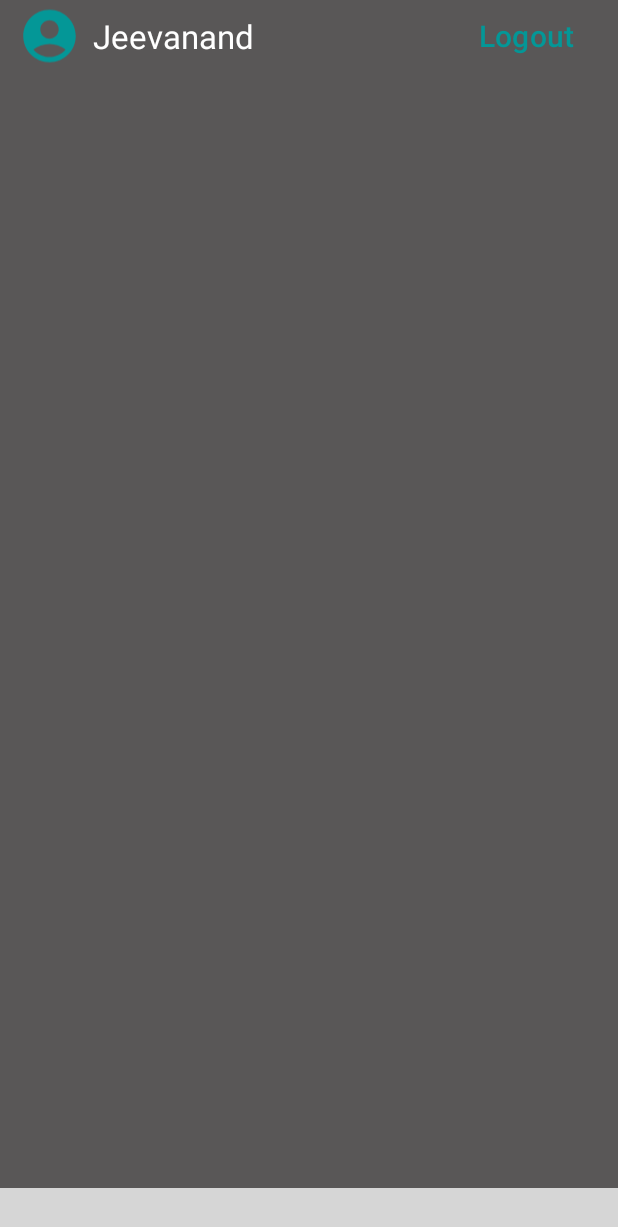
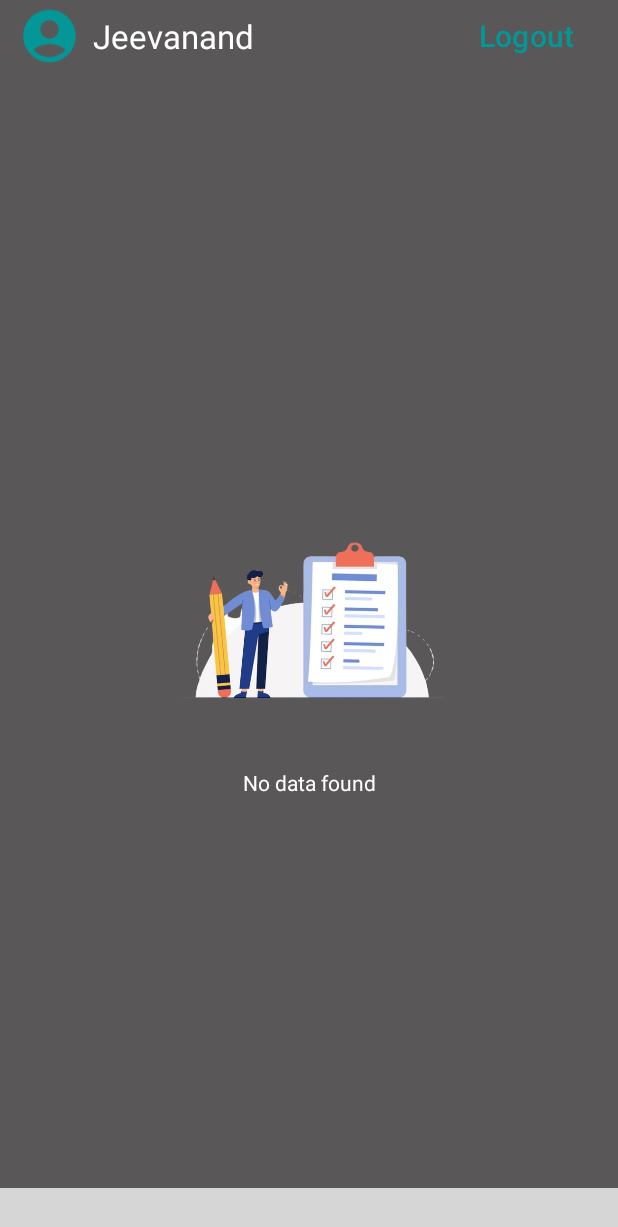
Before and after one commit to Gayathiri-Kumar/FleetApp, an Android app: the DashboardActivity screen opened directly, with no data from a screen before it, on a phone screen of 412 x 824 dp. Shown: the top 1227 px of the screen. Run offline under Robolectric (Android 15) with nearby library versions, the phone set to English and light mode, and no system bars; libraries missing offline, so code that uses them is left out: com.etebarian.meowbottomnavigation; plain views replace MeowBottomNavigation; 6 statements that could not run were skipped; grey boxes are pictures that could not be loaded.

Commit message:
changes 29/11/2023 by Gayathiri

```diff
--- a/app/src/main/java/com/example/rurutektrack/ChangePassword.kt
+++ b/app/src/main/java/com/example/rurutektrack/ChangePassword.kt
@@ -136,7 +136,7 @@ class ChangePassword : AppCompatActivity() {
 
         // Create a request body with the old and new passwords
         val requestBody = FormBody.Builder()
-            .add("emp_id", username)
+            .add("name", username)
             .add("new_password", newPassword)
             .add("old_password",oldpswd)
             .build()
--- a/app/src/main/java/com/example/rurutektrack/DashboardActivity.kt
+++ b/app/src/main/java/com/example/rurutektrack/DashboardActivity.kt
@@ -2,7 +2,9 @@ package com.example.rurutektrack
 
 import android.content.Intent
 import android.os.Bundle
+import android.view.View
 import android.widget.Button
+import android.widget.ImageView
 import android.widget.TextView
 import android.widget.Toast
 import androidx.appcompat.app.AppCompatActivity
@@ -28,6 +30,8 @@ class DashboardActivity : AppCompatActivity() {
     lateinit var adapter: TimelineAdapter
     private lateinit var username: TextView
     private lateinit var trip: Button
+    private lateinit var emptyImageView : ImageView
+    private lateinit var emptytext:TextView
     private var receivedusername: String? = null
     private lateinit var bottomNavigation: MeowBottomNavigation
 
@@ -82,16 +86,23 @@ class DashboardActivity : AppCompatActivity() {
                 fetchDataFromServer(it) { timelineData ->
                     // Update the UI with the fetched data here
                     adapter.setData(timelineData)
+                    val isListEmpty = timelineData.isEmpty()
+
+                    emptytext.visibility = if (isListEmpty) View.VISIBLE else View.GONE
+                    emptyImageView.visibility = if (isListEmpty) View.VISIBLE else View.GONE
+                    itemdev.visibility = if (isListEmpty) View.GONE else View.VISIBLE
                 }
             }
         }
-
+        emptyImageView = findViewById<ImageView>(R.id.image1)
+        emptytext = findViewById<TextView>(R.id.text1)
 
         itemdev = findViewById(R.id.itemdev)
         itemdev()
 
         val itemDecoration = DividerItemDecoration(itemdev.context, DividerItemDecoration.VERTICAL)
         itemdev.addItemDecoration(itemDecoration)
+
     }
     fun meowNavigation() {
         bottomNavigation.setOnClickMenuListener { model ->
--- a/app/src/main/res/layout/activity_change_password.xml
+++ b/app/src/main/res/layout/activity_change_password.xml
@@ -72,6 +72,7 @@
             android:layout_marginEnd="40dp"
             android:hint="Enter old Password"
             android:textColorHint="@color/white"
+            android:textColor="@color/white"
             android:textSize="16sp" />
 
         <EditText
@@ -81,6 +82,7 @@
             android:layout_marginLeft="40dp"
             android:layout_marginTop="100dp"
             android:hint="Enter New Password"
+            android:textColor="@color/white"
             android:textColorHint="@color/white"
             android:textSize="16sp" />
 
@@ -92,6 +94,7 @@
             android:layout_marginTop="160dp"
             android:layout_marginEnd="40dp"
             android:hint="Re-Enter New Password"
+            android:textColor="@color/white"
             android:textColorHint="@color/white"
             android:textSize="16dp" />
 
--- a/app/src/main/res/layout/activity_dashboard.xml
+++ b/app/src/main/res/layout/activity_dashboard.xml
@@ -55,6 +55,24 @@
         android:layout_marginStart="10dp"
         android:layout_marginEnd="10dp" />
 
+    <ImageView
+        android:id="@+id/image1"
+        android:layout_width="200dp"
+        android:layout_height="200dp"
+        android:layout_centerInParent="true"
+        android:src="@drawable/img_5"
+        android:visibility="visible" />
+
+    <TextView
+        android:id="@+id/text1"
+        android:layout_width="match_parent"
+        android:layout_height="wrap_content"
+        android:layout_below="@+id/image1"
+        android:layout_centerInParent="true"
+        android:gravity="center"
+        android:text="No data found"
+        android:textColor="@color/white"
+        android:visibility="visible" />
     <!-- Your BottomNavigationView -->
     <com.etebarian.meowbottomnavigation.MeowBottomNavigation
         android:id="@+id/bottomNavigation"
```
Also changed, not shown: app/src/main/res/drawable/img_5.png (added), app/src/main/res/img.png (added).
